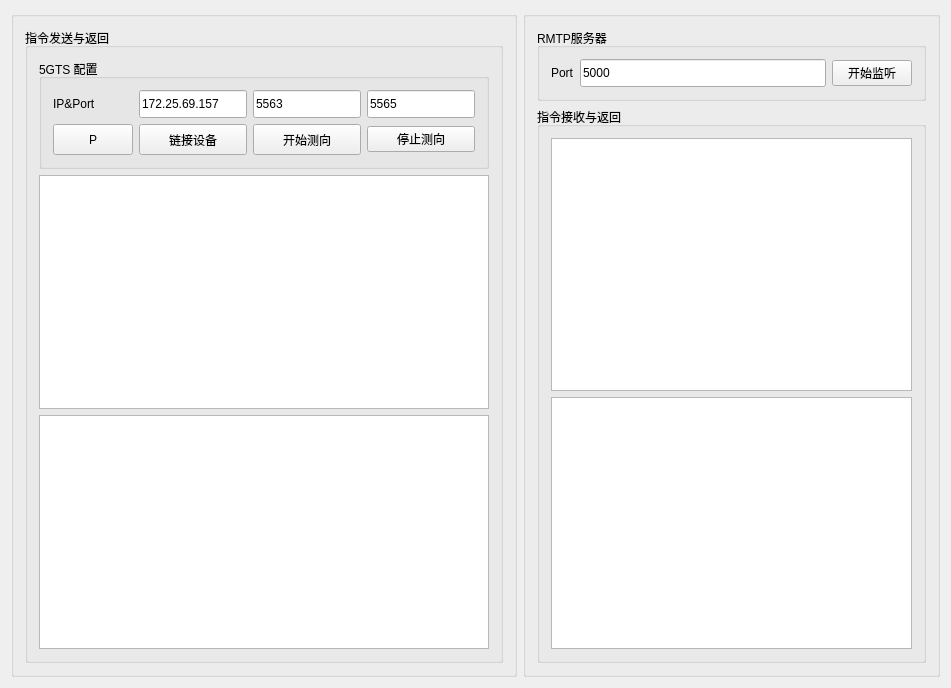
Old version of the form 5GTSController/mainwindow.ui in the repository huzhiping-hertz/5GTSController.
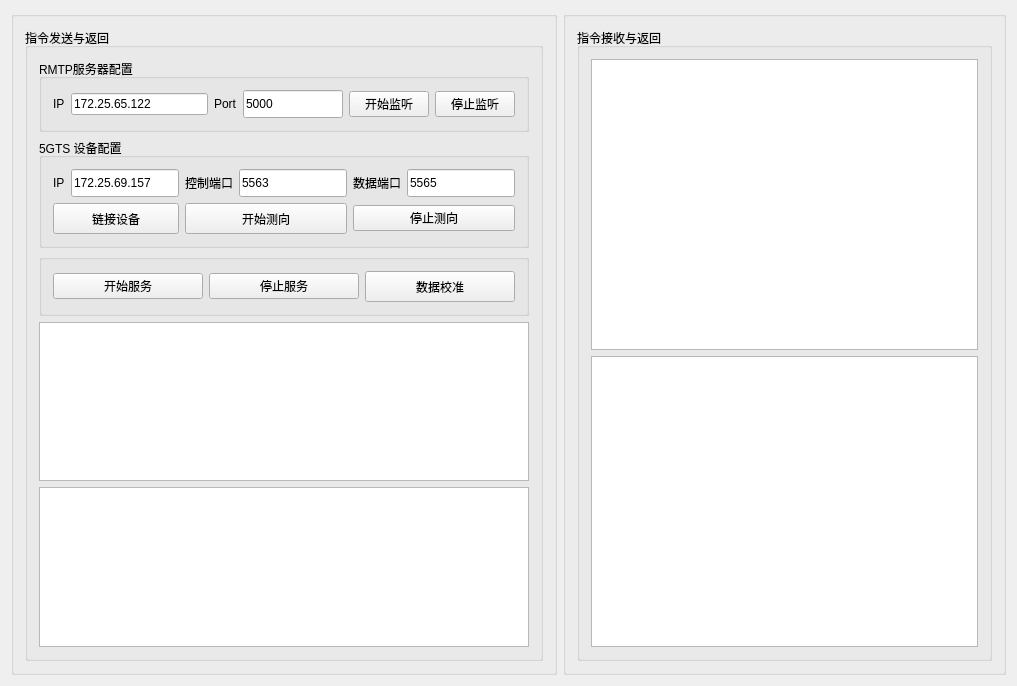
New version of the form.

Commit message: add rmtp support

Patch:
```diff
--- a/5GTSController/mainwindow.ui
+++ b/5GTSController/mainwindow.ui
@@ -6,8 +6,8 @@
    <rect>
     <x>0</x>
     <y>0</y>
-    <width>951</width>
-    <height>688</height>
+    <width>1017</width>
+    <height>686</height>
    </rect>
   </property>
   <property name="windowTitle">
@@ -33,6 +33,69 @@
           <string>指令发送与返回</string>
          </property>
          <layout class="QVBoxLayout" name="verticalLayout_3">
+          <item>
+           <widget class="QGroupBox" name="groupBox_3">
+            <property name="title">
+             <string>RMTP服务器配置</string>
+            </property>
+            <layout class="QHBoxLayout" name="horizontalLayout">
+             <item>
+              <widget class="QLabel" name="label_3">
+               <property name="text">
+                <string>IP</string>
+               </property>
+              </widget>
+             </item>
+             <item>
+              <widget class="QLineEdit" name="txtRmtpIP">
+               <property name="text">
+                <string>172.25.65.122</string>
+               </property>
+              </widget>
+             </item>
+             <item>
+              <widget class="QLabel" name="label_2">
+               <property name="text">
+                <string>Port</string>
+               </property>
+              </widget>
+             </item>
+             <item>
+              <widget class="QLineEdit" name="txtRmtpPort">
+               <property name="minimumSize">
+                <size>
+                 <width>0</width>
+                 <height>28</height>
+                </size>
+               </property>
+               <property name="maximumSize">
+                <size>
+                 <width>100</width>
+                 <height>16777215</height>
+                </size>
+               </property>
+               <property name="text">
+                <string>5000</string>
+               </property>
+              </widget>
+             </item>
+             <item>
+              <widget class="QPushButton" name="btnRmtpListen">
+               <property name="text">
+                <string>开始监听</string>
+               </property>
+              </widget>
+             </item>
+             <item>
+              <widget class="QPushButton" name="btnRmtpStop">
+               <property name="text">
+                <string>停止监听</string>
+               </property>
+              </widget>
+             </item>
+            </layout>
+           </widget>
+          </item>
           <item>
            <widget class="QGroupBox" name="groupBox_6">
             <property name="sizePolicy">
@@ -42,46 +105,13 @@
              </sizepolicy>
             </property>
             <property name="title">
-             <string>5GTS 配置</string>
+             <string>5GTS 设备配置</string>
             </property>
             <layout class="QGridLayout" name="gridLayout_2">
              <property name="horizontalSpacing">
               <number>6</number>
              </property>
-             <item row="4" column="3">
-              <widget class="QPushButton" name="btnStop">
-               <property name="text">
-                <string>停止测向</string>
-               </property>
-              </widget>
-             </item>
-             <item row="4" column="1">
-              <widget class="QPushButton" name="btnLinkDevice">
-               <property name="minimumSize">
-                <size>
-                 <width>0</width>
-                 <height>31</height>
-                </size>
-               </property>
-               <property name="text">
-                <string>链接设备</string>
-               </property>
-              </widget>
-             </item>
-             <item row="4" column="2">
-              <widget class="QPushButton" name="btnSendCmd">
-               <property name="minimumSize">
-                <size>
-                 <width>0</width>
-                 <height>31</height>
-                </size>
-               </property>
-               <property name="text">
-                <string>开始测向</string>
-               </property>
-              </widget>
-             </item>
-             <item row="0" column="3">
+             <item row="0" column="5">
               <widget class="QLineEdit" name="txtDataPort">
                <property name="minimumSize">
                 <size>
@@ -94,7 +124,7 @@
                </property>
               </widget>
              </item>
-             <item row="0" column="2">
+             <item row="0" column="3">
               <widget class="QLineEdit" name="txtDevicePort">
                <property name="minimumSize">
                 <size>
@@ -123,11 +153,81 @@
              <item row="0" column="0">
               <widget class="QLabel" name="label">
                <property name="text">
-                <string>IP&amp;Port</string>
+                <string>IP</string>
                </property>
               </widget>
              </item>
-             <item row="4" column="0">
+             <item row="0" column="2">
+              <widget class="QLabel" name="label_4">
+               <property name="text">
+                <string>控制端口</string>
+               </property>
+              </widget>
+             </item>
+             <item row="0" column="4">
+              <widget class="QLabel" name="label_5">
+               <property name="text">
+                <string>数据端口</string>
+               </property>
+              </widget>
+             </item>
+             <item row="4" column="0" colspan="2">
+              <widget class="QPushButton" name="btnLinkDevice">
+               <property name="minimumSize">
+                <size>
+                 <width>0</width>
+                 <height>31</height>
+                </size>
+               </property>
+               <property name="text">
+                <string>链接设备</string>
+               </property>
+              </widget>
+             </item>
+             <item row="4" column="2" colspan="2">
+              <widget class="QPushButton" name="btnSendCmd">
+               <property name="minimumSize">
+                <size>
+                 <width>0</width>
+                 <height>31</height>
+                </size>
+               </property>
+               <property name="text">
+                <string>开始测向</string>
+               </property>
+              </widget>
+             </item>
+             <item row="4" column="4" colspan="2">
+              <widget class="QPushButton" name="btnStop">
+               <property name="text">
+                <string>停止测向</string>
+               </property>
+              </widget>
+             </item>
+            </layout>
+           </widget>
+          </item>
+          <item>
+           <widget class="QGroupBox" name="groupBox_7">
+            <property name="title">
+             <string/>
+            </property>
+            <layout class="QHBoxLayout" name="horizontalLayout_2">
+             <item>
+              <widget class="QPushButton" name="pushButton_2">
+               <property name="text">
+                <string>开始服务</string>
+               </property>
+              </widget>
+             </item>
+             <item>
+              <widget class="QPushButton" name="pushButton">
+               <property name="text">
+                <string>停止服务</string>
+               </property>
+              </widget>
+             </item>
+             <item>
               <widget class="QPushButton" name="btnOptimize">
                <property name="minimumSize">
                 <size>
@@ -136,7 +236,7 @@
                 </size>
                </property>
                <property name="text">
-                <string>P</string>
+                <string>数据校准</string>
                </property>
               </widget>
              </item>
@@ -165,42 +265,6 @@
        <string/>
       </property>
       <layout class="QVBoxLayout" name="verticalLayout">
-       <item>
-        <widget class="QGroupBox" name="groupBox_3">
-         <property name="title">
-          <string>RMTP服务器</string>
-         </property>
-         <layout class="QHBoxLayout" name="horizontalLayout">
-          <item>
-           <widget class="QLabel" name="label_2">
-            <property name="text">
-             <string>Port</string>
-            </property>
-           </widget>
-          </item>
-          <item>
-           <widget class="QLineEdit" name="txtRmtpPort">
-            <property name="minimumSize">
-             <size>
-              <width>0</width>
-              <height>28</height>
-             </size>
-            </property>
-            <property name="text">
-             <string>5000</string>
-            </property>
-           </widget>
-          </item>
-          <item>
-           <widget class="QPushButton" name="btnRmtpListen">
-            <property name="text">
-             <string>开始监听</string>
-            </property>
-           </widget>
-          </item>
-         </layout>
-        </widget>
-       </item>
        <item>
         <widget class="QGroupBox" name="groupBox_5">
          <property name="title">
```
The commit also changes 66 other files.
